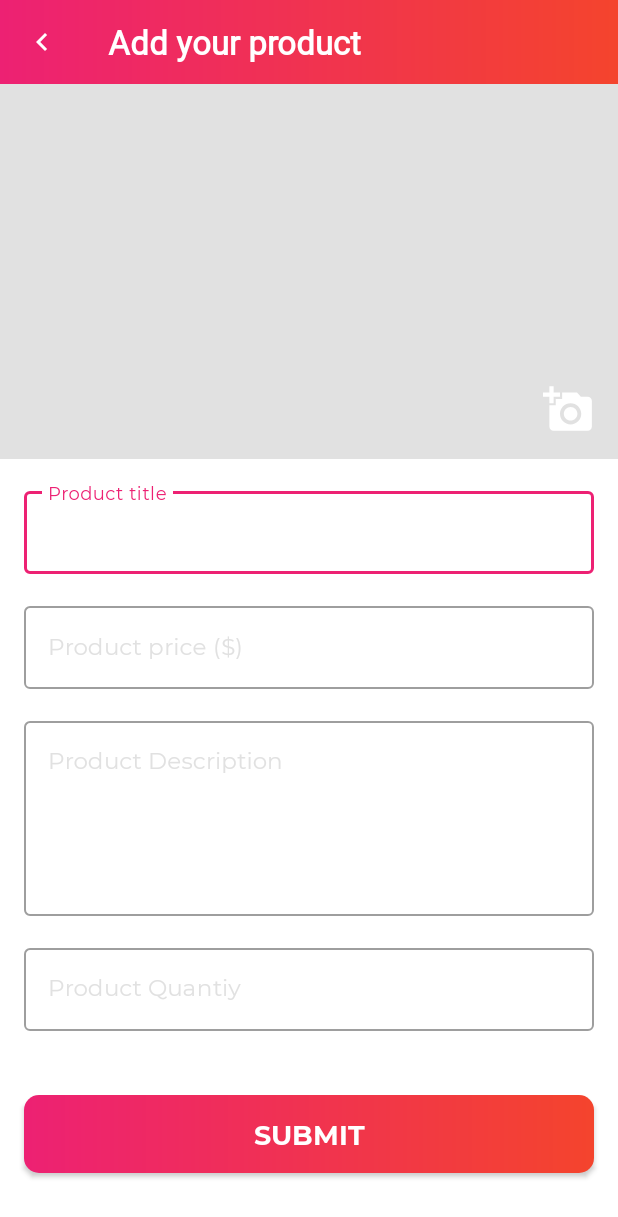
After one commit to bernardkaminskiBK/MyShopPal, an Android app: the AddProductActivity screen opened directly, with no data from a screen before it, on a phone screen of 412 x 824 dp. The commit adds this screen. Shown: the top 1217 px of the screen. Run offline under Robolectric (Android 15) with nearby library versions, the phone set to English and light mode, and no system bars; Roboto replaces fonts that are not available here.

Commit message:
Added AddProductActivity + menu & design

```diff
--- a/app/src/main/AndroidManifest.xml
+++ b/app/src/main/AndroidManifest.xml
@@ -11,6 +11,8 @@
         android:roundIcon="@mipmap/ic_launcher_round"
         android:supportsRtl="true"
         android:theme="@style/Theme.MyShopPal">
+        <activity android:name=".ui.activities.AddProductActivity"
+            android:screenOrientation="portrait"/>
         <activity
             android:name=".ui.activities.SettingsActivity"
             android:screenOrientation="portrait" />
--- /dev/null
+++ b/app/src/main/java/com/android10_kotlin/myshoppal/ui/activities/AddProductActivity.kt
@@ -0,0 +1,29 @@
+package com.android10_kotlin.myshoppal.ui.activities
+
+import androidx.appcompat.app.AppCompatActivity
+import android.os.Bundle
+import com.android10_kotlin.myshoppal.R
+import com.android10_kotlin.myshoppal.databinding.ActivityAddProductBinding
+
+class AddProductActivity : AppCompatActivity() {
+
+    private lateinit var mBinding: ActivityAddProductBinding
+
+    override fun onCreate(savedInstanceState: Bundle?) {
+        super.onCreate(savedInstanceState)
+        mBinding = ActivityAddProductBinding.inflate(layoutInflater)
+        setContentView(mBinding.root)
+
+        setupToolbar()
+    }
+
+    private fun setupToolbar() {
+        setSupportActionBar(mBinding.toolbarAddProductActivity)
+        supportActionBar?.setDisplayHomeAsUpEnabled(true)
+        supportActionBar?.setHomeAsUpIndicator(R.drawable.ic_white_color_back_24dp)
+        mBinding.toolbarAddProductActivity.setNavigationOnClickListener {
+            onBackPressed()
+        }
+    }
+
+}
--- a/app/src/main/java/com/android10_kotlin/myshoppal/ui/fragments/home/ProductsFragment.kt
+++ b/app/src/main/java/com/android10_kotlin/myshoppal/ui/fragments/home/ProductsFragment.kt
@@ -1,18 +1,37 @@
 package com.android10_kotlin.myshoppal.ui.fragments.home
 
+import android.content.Intent
 import android.os.Bundle
+import android.view.*
 import androidx.fragment.app.Fragment
-import android.view.LayoutInflater
-import android.view.View
-import android.view.ViewGroup
 import com.android10_kotlin.myshoppal.R
 import com.android10_kotlin.myshoppal.databinding.FragmentProductsBinding
+import com.android10_kotlin.myshoppal.ui.activities.AddProductActivity
 import com.android10_kotlin.myshoppal.ui.activities.DashboardActivity
-
 
 class ProductsFragment : Fragment() {
 
     private lateinit var mBinding: FragmentProductsBinding
+
+    override fun onCreate(savedInstanceState: Bundle?) {
+        super.onCreate(savedInstanceState)
+        setHasOptionsMenu(true)
+    }
+
+    override fun onCreateOptionsMenu(menu: Menu, inflater: MenuInflater) {
+        inflater.inflate(R.menu.products_menu, menu)
+        super.onCreateOptionsMenu(menu, inflater)
+    }
+
+    override fun onOptionsItemSelected(item: MenuItem): Boolean {
+        when (item.itemId) {
+            R.id.action_add_product -> {
+                startActivity(Intent(activity, AddProductActivity::class.java))
+                return true
+            }
+        }
+        return super.onOptionsItemSelected(item)
+    }
 
     override fun onCreateView(
         inflater: LayoutInflater, container: ViewGroup?,
--- a/app/src/main/java/com/android10_kotlin/myshoppal/utils/MSPButton.kt
+++ b/app/src/main/java/com/android10_kotlin/myshoppal/utils/MSPButton.kt
@@ -14,7 +14,7 @@ class MSPButton(context: Context, attributeSet: AttributeSet) :
 
     private fun applyFont() {
         val typeFace: Typeface =
-            Typeface.createFromAsset(context.assets, "Montserrat-Regular.ttf")
+            Typeface.createFromAsset(context.assets, "Montserrat-Bold.ttf")
         typeface = typeFace
     }
 
--- /dev/null
+++ b/app/src/main/res/drawable/ic_baseline_add_24.xml
@@ -0,0 +1,5 @@
+<vector android:height="24dp" android:tint="#FFFFFF"
+    android:viewportHeight="24" android:viewportWidth="24"
+    android:width="24dp" xmlns:android="http://schemas.android.com/apk/res/android">
+    <path android:fillColor="@android:color/white" android:pathData="M19,13h-6v6h-2v-6H5v-2h6V5h2v6h6v2z"/>
+</vector>
--- /dev/null
+++ b/app/src/main/res/drawable/ic_baseline_add_a_photo_34.xml
@@ -0,0 +1,10 @@
+<vector xmlns:android="http://schemas.android.com/apk/res/android"
+    android:width="34dp"
+    android:height="34dp"
+    android:tint="#FFFFFF"
+    android:viewportWidth="24"
+    android:viewportHeight="24">
+    <path
+        android:fillColor="@android:color/white"
+        android:pathData="M3,4V1h2v3h3v2H5v3H3V6H0V4H3zM6,10V7h3V4h7l1.83,2H21c1.1,0 2,0.9 2,2v12c0,1.1 -0.9,2 -2,2H5c-1.1,0 -2,-0.9 -2,-2V10H6zM13,19c2.76,0 5,-2.24 5,-5s-2.24,-5 -5,-5s-5,2.24 -5,5S10.24,19 13,19zM9.8,14c0,1.77 1.43,3.2 3.2,3.2s3.2,-1.43 3.2,-3.2s-1.43,-3.2 -3.2,-3.2S9.8,12.23 9.8,14z" />
+</vector>
--- /dev/null
+++ b/app/src/main/res/drawable/ic_baseline_edit_24.xml
@@ -0,0 +1,5 @@
+<vector android:height="24dp" android:tint="#FFFFFF"
+    android:viewportHeight="24" android:viewportWidth="24"
+    android:width="24dp" xmlns:android="http://schemas.android.com/apk/res/android">
+    <path android:fillColor="@android:color/white" android:pathData="M3,17.25V21h3.75L17.81,9.94l-3.75,-3.75L3,17.25zM20.71,7.04c0.39,-0.39 0.39,-1.02 0,-1.41l-2.34,-2.34c-0.39,-0.39 -1.02,-0.39 -1.41,0l-1.83,1.83 3.75,3.75 1.83,-1.83z"/>
+</vector>
--- /dev/null
+++ b/app/src/main/res/layout/activity_add_product.xml
@@ -0,0 +1,181 @@
+<?xml version="1.0" encoding="utf-8"?>
+<androidx.constraintlayout.widget.ConstraintLayout xmlns:android="http://schemas.android.com/apk/res/android"
+    xmlns:app="http://schemas.android.com/apk/res-auto"
+    xmlns:tools="http://schemas.android.com/tools"
+    android:layout_width="match_parent"
+    android:layout_height="match_parent"
+    tools:context=".ui.activities.AddProductActivity">
+
+    <androidx.appcompat.widget.Toolbar
+        android:id="@+id/toolbar_add_product_activity"
+        android:layout_width="match_parent"
+        android:layout_height="?attr/actionBarSize"
+        android:background="@drawable/app_gradient_color_background"
+        app:layout_constraintEnd_toEndOf="parent"
+        app:layout_constraintStart_toStartOf="parent"
+        app:layout_constraintTop_toTopOf="parent">
+
+        <TextView
+            android:id="@+id/tvToolbarTitle"
+            android:layout_width="match_parent"
+            android:layout_height="match_parent"
+            android:fontFamily="@font/baloo"
+            android:gravity="start|center"
+            android:text="@string/add_your_product"
+            android:textColor="@color/white"
+            android:textSize="@dimen/toolbar_title_text_size"
+            android:textStyle="bold" />
+
+    </androidx.appcompat.widget.Toolbar>
+
+    <ScrollView
+        android:layout_width="match_parent"
+        android:layout_height="0dp"
+        android:fillViewport="true"
+        android:scrollbars="none"
+        app:layout_constraintBottom_toBottomOf="parent"
+        app:layout_constraintEnd_toEndOf="parent"
+        app:layout_constraintStart_toStartOf="parent"
+        app:layout_constraintTop_toBottomOf="@+id/toolbar_add_product_activity">
+
+        <androidx.constraintlayout.widget.ConstraintLayout
+            android:layout_width="match_parent"
+            android:layout_height="wrap_content"
+            app:layout_constraintVertical_chainStyle="spread_inside">
+
+            <FrameLayout
+                android:id="@+id/fl_select_product_image"
+                android:layout_width="match_parent"
+                android:layout_height="250dp"
+                android:visibility="visible"
+                app:layout_constraintEnd_toEndOf="parent"
+                app:layout_constraintStart_toStartOf="parent"
+                app:layout_constraintTop_toTopOf="parent">
+
+                <ImageView
+                    android:id="@+id/iv_product_image"
+                    android:layout_width="match_parent"
+                    android:layout_height="250dp"
+                    android:background="@color/add_product_placeholder_color"
+                    android:scaleType="fitXY" />
+
+                <ImageView
+                    android:id="@+id/iv_add_product_image"
+                    android:layout_width="wrap_content"
+                    android:layout_height="wrap_content"
+                    android:layout_gravity="end|bottom"
+                    android:padding="16dp"
+                    app:srcCompat="@drawable/ic_baseline_add_a_photo_34" />
+
+            </FrameLayout>
+
+            <com.google.android.material.textfield.TextInputLayout
+                android:id="@+id/til_product_title"
+                style="@style/Widget.MaterialComponents.TextInputLayout.OutlinedBox"
+                android:layout_width="match_parent"
+                android:layout_height="wrap_content"
+                android:layout_margin="16dp"
+                android:hint="@string/product_title"
+
+                android:textColorHint="@color/edit_text_color_hint"
+                app:layout_constraintEnd_toEndOf="parent"
+                app:layout_constraintStart_toStartOf="parent"
+                app:layout_constraintTop_toBottomOf="@+id/fl_select_product_image">
+
+                <com.android10_kotlin.myshoppal.utils.MSPEditText
+                    android:id="@+id/et_product_title"
+                    android:layout_width="match_parent"
+                    android:layout_height="wrap_content"
+                    android:inputType="text"
+                    android:textSize="15sp" />
+
+            </com.google.android.material.textfield.TextInputLayout>
+
+            <com.google.android.material.textfield.TextInputLayout
+                android:id="@+id/til_product_price"
+                style="@style/Widget.MaterialComponents.TextInputLayout.OutlinedBox"
+                android:layout_width="match_parent"
+                android:layout_height="wrap_content"
+                android:layout_margin="16dp"
+                android:hint="@string/product_price"
+                android:textColorHint="@color/edit_text_color_hint"
+                app:hintTextColor="@color/navbar_color"
+                app:layout_constraintEnd_toEndOf="parent"
+                app:layout_constraintStart_toStartOf="parent"
+                app:layout_constraintTop_toBottomOf="@+id/til_product_title">
+
+                <com.android10_kotlin.myshoppal.utils.MSPEditText
+                    android:id="@+id/et_product_price"
+                    android:layout_width="match_parent"
+                    android:layout_height="wrap_content"
+                    android:inputType="text"
+                    android:textSize="15sp" />
+
+            </com.google.android.material.textfield.TextInputLayout>
+
+            <com.google.android.material.textfield.TextInputLayout
+                android:id="@+id/til_product_description"
+                style="@style/Widget.MaterialComponents.TextInputLayout.OutlinedBox"
+                android:layout_width="match_parent"
+                android:layout_height="wrap_content"
+                android:layout_margin="16dp"
+                android:hint="@string/product_description"
+                android:textColorHint="@color/edit_text_color_hint"
+                app:layout_constraintEnd_toEndOf="parent"
+                app:layout_constraintStart_toStartOf="parent"
+                app:layout_constraintTop_toBottomOf="@id/til_product_price">
+
+                <com.android10_kotlin.myshoppal.utils.MSPEditText
+                    android:id="@+id/et_category"
+                    android:layout_width="match_parent"
+                    android:layout_height="wrap_content"
+                    android:inputType="textMultiLine"
+                    android:minLines="5"
+                    android:gravity="top"
+                    android:textSize="15sp" />
+            </com.google.android.material.textfield.TextInputLayout>
+
+            <com.google.android.material.textfield.TextInputLayout
+                android:id="@+id/til_product_quantity"
+                style="@style/Widget.MaterialComponents.TextInputLayout.OutlinedBox"
+                android:layout_width="match_parent"
+                android:layout_height="wrap_content"
+                android:layout_margin="16dp"
+                android:hint="@string/product_quantity"
+                android:textColorHint="@color/edit_text_color_hint"
+                app:layout_constraintEnd_toEndOf="parent"
+                app:layout_constraintStart_toStartOf="parent"
+                app:layout_constraintTop_toBottomOf="@id/til_product_description">
+
+                <com.android10_kotlin.myshoppal.utils.MSPEditText
+                    android:id="@+id/et_product_quantity"
+                    android:layout_width="match_parent"
+                    android:layout_height="wrap_content"
+                    android:gravity="top"
+                    android:textSize="15sp" />
+            </com.google.android.material.textfield.TextInputLayout>
+
+            <com.android10_kotlin.myshoppal.utils.MSPButton
+                android:id="@+id/btn_add_product"
+                android:layout_width="match_parent"
+                android:layout_height="52dp"
+                android:layout_gravity="center"
+                android:layout_marginStart="16dp"
+                android:layout_marginEnd="16dp"
+                android:layout_marginTop="32dp"
+                android:layout_marginBottom="32dp"
+                android:foreground="?attr/selectableItemBackground"
+                android:background="@drawable/button_background"
+                android:gravity="center"
+                android:text="@string/btn_add_product_text"
+                android:textColor="@color/white"
+                android:textSize="18sp"
+                app:layout_constraintBottom_toBottomOf="parent"
+                app:layout_constraintEnd_toEndOf="parent"
+                app:layout_constraintStart_toStartOf="parent"
+                app:layout_constraintTop_toBottomOf="@id/til_product_quantity" />
+
+        </androidx.constraintlayout.widget.ConstraintLayout>
+    </ScrollView>
+
+</androidx.constraintlayout.widget.ConstraintLayout>
--- /dev/null
+++ b/app/src/main/res/menu/products_menu.xml
@@ -0,0 +1,11 @@
+<?xml version="1.0" encoding="utf-8"?>
+<menu xmlns:android="http://schemas.android.com/apk/res/android"
+    xmlns:app="http://schemas.android.com/apk/res-auto">
+
+    <item
+        android:id="@+id/action_add_product"
+        android:icon="@drawable/ic_baseline_add_24"
+        android:title="@string/add_product"
+        app:showAsAction="always"/>
+
+</menu>
--- a/app/src/main/res/values/colors.xml
+++ b/app/src/main/res/values/colors.xml
@@ -28,4 +28,6 @@
 
     <color name="colorBorder">#E8E6E6</color>
     <color name="colorDarkGrey">#878787</color>
+    <color name="add_product_placeholder_color">#E1E1E1</color>
+    <color name="edit_text_color_hint">#E1E1E1</color>
 </resources>
--- a/app/src/main/res/values/strings.xml
+++ b/app/src/main/res/values/strings.xml
@@ -58,4 +58,11 @@
     <string name="lbl_addresses">Addresses</string>
     <string name="btn_lbl_logout">Logout</string>
     <string name="title_complete_profile">Complete user profile</string>
+    <string name="add_your_product">Add your product</string>
+    <string name="add_product">Add product</string>
+    <string name="product_title">Product title</string>
+    <string name="product_price">Product price ($)</string>
+    <string name="product_description">Product Description</string>
+    <string name="product_quantity">Product Quantiy</string>
+    <string name="btn_add_product_text">Submit</string>
 </resources>
```
